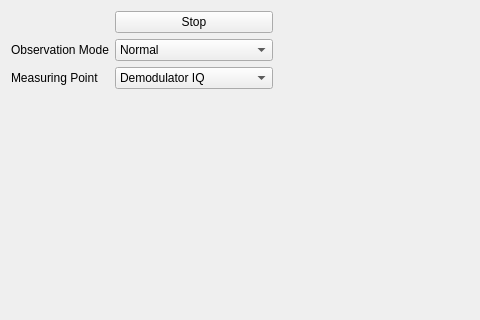
This is iqplot.ui in stahir/updatedvb as Qt 5 draws it before an edit; both pictures show x 0 to 480 and y 0 to 320 of the 732 by 406 pixel window. The edited form follows.
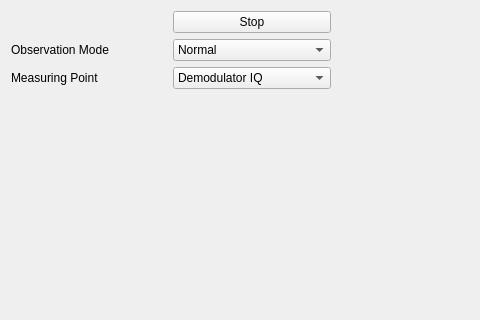
This is the edited form. Custom widgets are drawn as their Qt base class.

What changed in the file:
```diff
--- a/iqplot.ui
+++ b/iqplot.ui
@@ -11,7 +11,7 @@
    </rect>
   </property>
   <property name="sizePolicy">
-   <sizepolicy hsizetype="Expanding" vsizetype="Preferred">
+   <sizepolicy hsizetype="Minimum" vsizetype="Preferred">
     <horstretch>0</horstretch>
     <verstretch>0</verstretch>
    </sizepolicy>
@@ -23,7 +23,7 @@
    <item row="0" column="0">
     <widget class="QWidget" name="iqplot_widget" native="true">
      <property name="sizePolicy">
-      <sizepolicy hsizetype="Expanding" vsizetype="Preferred">
+      <sizepolicy hsizetype="Minimum" vsizetype="Preferred">
        <horstretch>0</horstretch>
        <verstretch>0</verstretch>
       </sizepolicy>
@@ -44,7 +44,7 @@
       <item row="0" column="1">
        <widget class="QwtPlot" name="qwtPlot">
         <property name="sizePolicy">
-         <sizepolicy hsizetype="Expanding" vsizetype="Expanding">
+         <sizepolicy hsizetype="Preferred" vsizetype="Preferred">
           <horstretch>0</horstretch>
           <verstretch>0</verstretch>
          </sizepolicy>
@@ -81,6 +81,12 @@
         </item>
         <item row="1" column="1">
          <widget class="QComboBox" name="comboBox_mode">
+          <property name="sizePolicy">
+           <sizepolicy hsizetype="Minimum" vsizetype="Fixed">
+            <horstretch>0</horstretch>
+            <verstretch>0</verstretch>
+           </sizepolicy>
+          </property>
           <item>
            <property name="text">
             <string>Normal</string>
```
